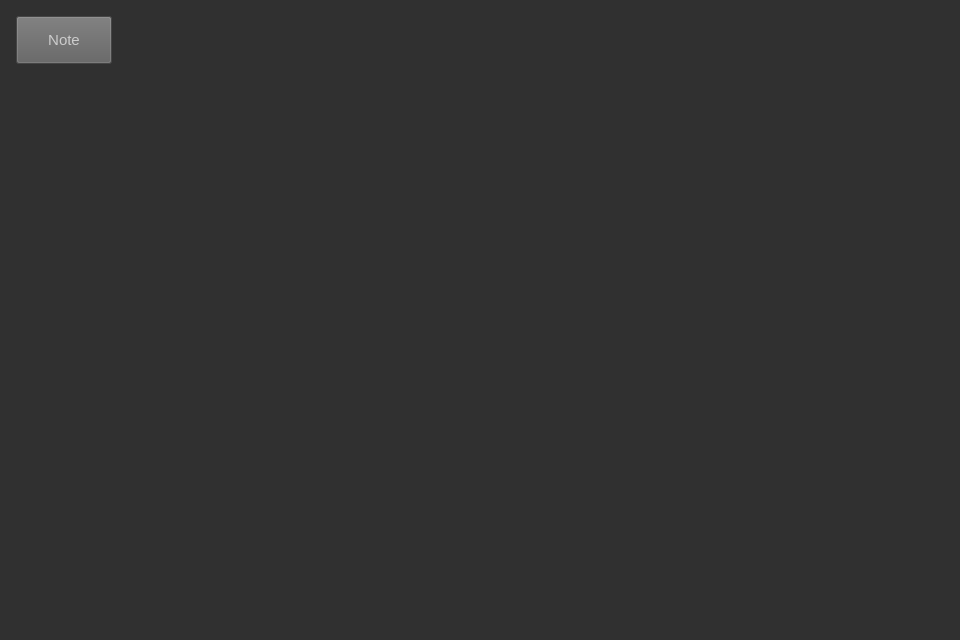
First picture: the form in qt/synthesizer/ChiptuneMidiSynthesizerWidgetForm.ui, repository Gaiger/ChiptuneMIDI, before the edit.
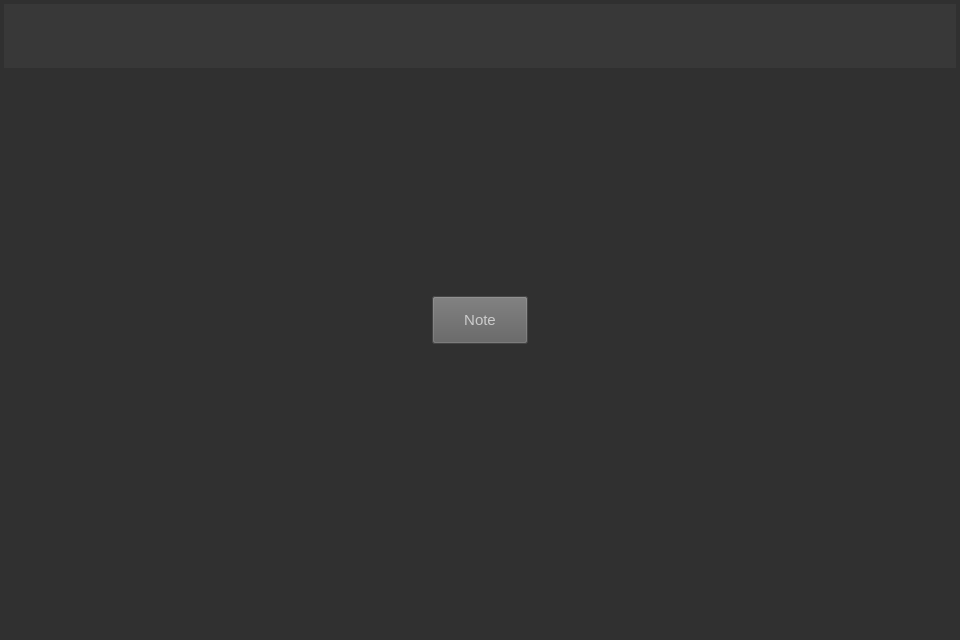
Second picture: the form after the edit.

Commit message:
feature(qt): add wave view widget to synthesizer
- add a WaveWidget area to the synthesizer form using the same waveform height as the player

- mirror the player WaveChartView setup and TuneManager::WaveDelivered output path

- keep the temporary Note button centered below the waveform area

Diff of the .ui file:
```diff
--- a/qt/synthesizer/ChiptuneMidiSynthesizerWidgetForm.ui
+++ b/qt/synthesizer/ChiptuneMidiSynthesizerWidgetForm.ui
@@ -60,11 +60,27 @@
     border-radius: 3px;
 }</string>
   </property>
+  <widget class="QWidget" name="WaveWidget" native="true">
+   <property name="geometry">
+    <rect>
+     <x>4</x>
+     <y>4</y>
+     <width>952</width>
+     <height>64</height>
+    </rect>
+   </property>
+   <property name="styleSheet">
+    <string notr="true">QWidget {
+background-color: rgb(56, 56, 56);
+color: rgb(208, 208, 208);
+}</string>
+   </property>
+  </widget>
   <widget class="QPushButton" name="NotePushButton">
    <property name="geometry">
     <rect>
-     <x>16</x>
-     <y>16</y>
+     <x>432</x>
+     <y>296</y>
      <width>96</width>
      <height>48</height>
     </rect>
```
The commit also changes 2 other files.
